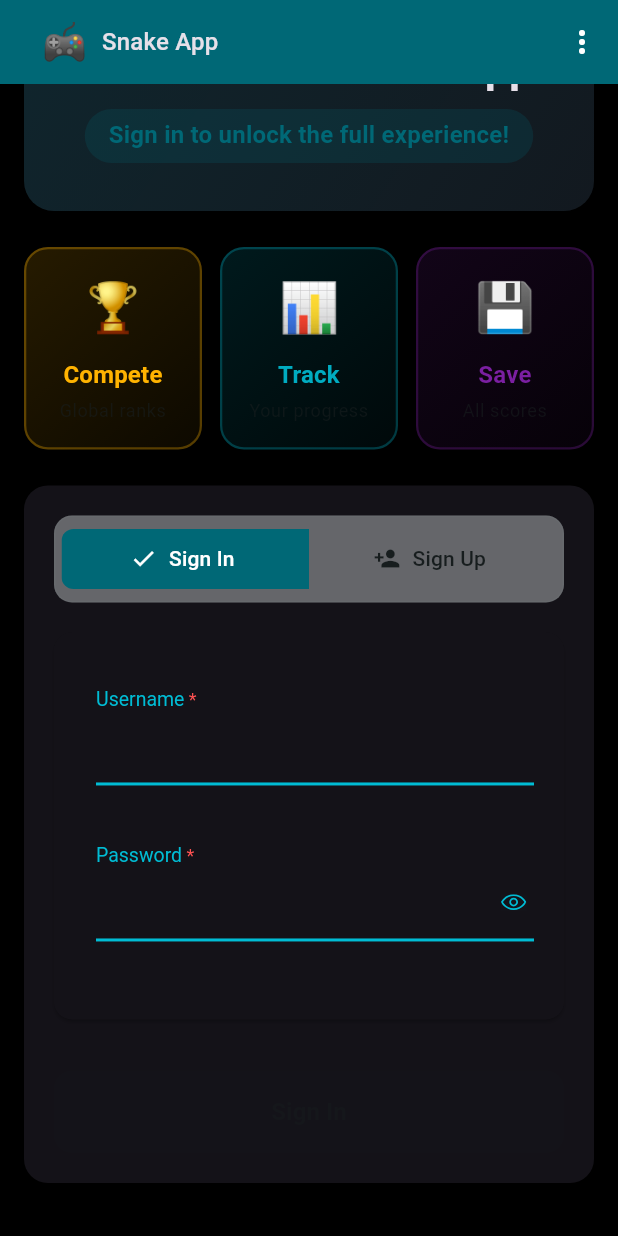
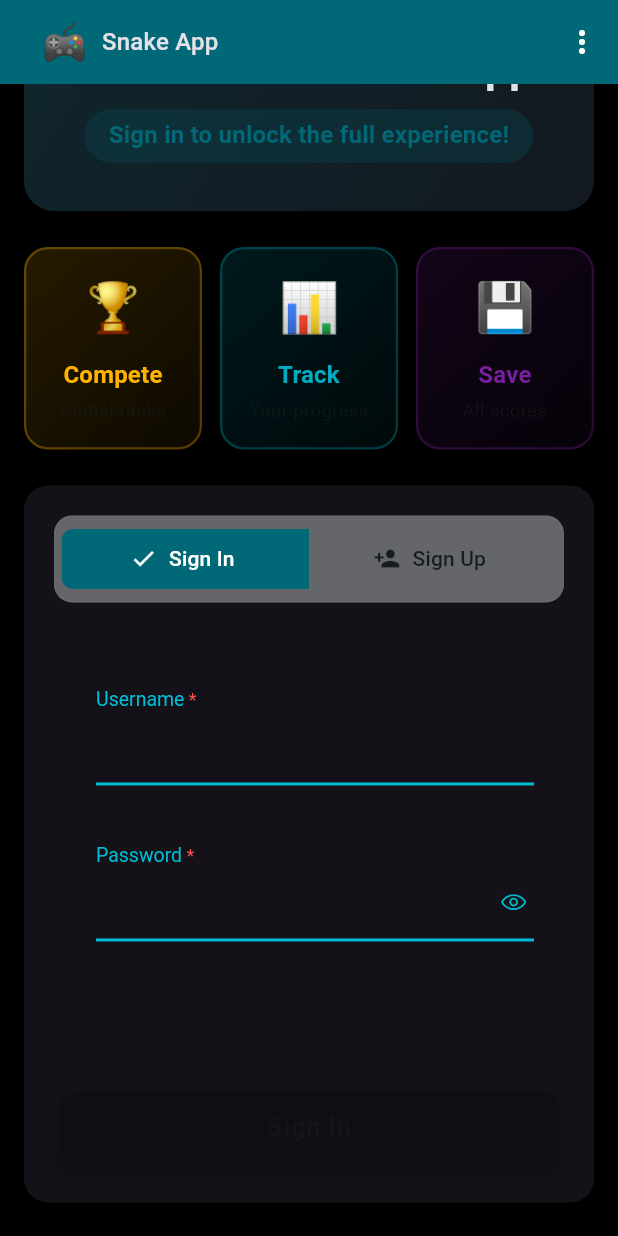
Before and after one commit to chingalo-family/snake-app, a Flutter app: the UserSignInOrSignUp screen opened directly, scrolled down 188 dp, on a phone screen of 412 x 824 dp. Run offline on Flutter 3.47's test engine with Material 3 defaults, Android fonts, the phone set to English and light mode, and no system bars; our stand-ins replace audioplayers, flutter_svg, fluttertoast, shared_preferences, sqflite; missing offline and left inert: dhis2_dart_utils, haptic_feedback, install_plugin, mailer; accounts and stored records are empty.

Commit message:
Make sound toggle immediately affect app playback and further modernize sign in/sign up forms
Co-authored-by: chingalo <4928914+chingalo@users.noreply.github.com>

```diff
--- a/lib/core/services/game_sound_service.dart
+++ b/lib/core/services/game_sound_service.dart
@@ -28,6 +28,11 @@ class GameSoundService {
     }
   }
 
+  Future<void> stopBackgroundMusic() async {
+    await _bgPlayer.stop();
+    isPaused = false;
+  }
+
   void dispose() {
     _bgPlayer.dispose();
   }
--- a/lib/modules/user/components/sign_in_container.dart
+++ b/lib/modules/user/components/sign_in_container.dart
@@ -111,16 +111,21 @@ class _SignInContainerState extends State<SignInContainer> {
                         formSections: formSections,
                         dataObject: userEntryFormState.formState,
                         mandatoryFieldObject: mandatoryFieldObject,
+                        elevation: 0.0, // Remove card elevation for modern look
                       ),
-                      const SizedBox(height: 24.0),
+                      const SizedBox(height: 32.0),
                       SizedBox(
                         width: double.infinity,
                         child: FilledButton(
                           style: FilledButton.styleFrom(
-                            padding: const EdgeInsets.symmetric(vertical: 16.0),
+                            padding: const EdgeInsets.symmetric(
+                              vertical: 18.0,
+                              horizontal: 32.0,
+                            ),
                             shape: RoundedRectangleBorder(
-                              borderRadius: BorderRadius.circular(12.0),
+                              borderRadius: BorderRadius.circular(16.0),
                             ),
+                            elevation: 2.0,
                           ),
                           onPressed: !isLoginFormValid
                               ? null
@@ -130,8 +135,9 @@ class _SignInContainerState extends State<SignInContainer> {
                           child: Text(
                             _isSaving ? "Signing In..." : "Sign In",
                             style: const TextStyle(
-                              fontSize: 16.0,
-                              fontWeight: FontWeight.w600,
+                              fontSize: 17.0,
+                              fontWeight: FontWeight.bold,
+                              letterSpacing: 0.5,
                             ),
                           ),
                         ),
```
Also changed, not shown: lib/modules/settings/settings.dart (+9 -0 lines), lib/modules/user/components/sign_up_container.dart (+11 -5 lines).
